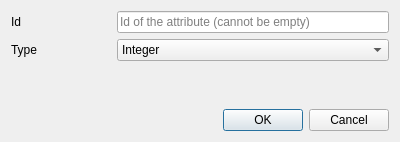
Old version of the form dpse2/src/commonui/CNewAttributeDialog.ui in the repository ArsMasiuk/DPSE.
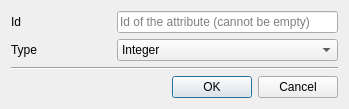
New version of the form.

Commit message: #32 Allow to pick the column names from the drop down list some other UI stuff

Patch:
```diff
--- a/dpse2/src/commonui/CNewAttributeDialog.ui
+++ b/dpse2/src/commonui/CNewAttributeDialog.ui
@@ -6,8 +6,8 @@
    <rect>
     <x>0</x>
     <y>0</y>
-    <width>400</width>
-    <height>142</height>
+    <width>349</width>
+    <height>107</height>
    </rect>
   </property>
   <property name="windowTitle">
@@ -85,6 +85,13 @@
      </item>
     </layout>
    </item>
+   <item>
+    <widget class="Line" name="line">
+     <property name="orientation">
+      <enum>Qt::Horizontal</enum>
+     </property>
+    </widget>
+   </item>
    <item>
     <widget class="QDialogButtonBox" name="ButtonBox">
      <property name="orientation">
```
The commit also changes 6 other files.
